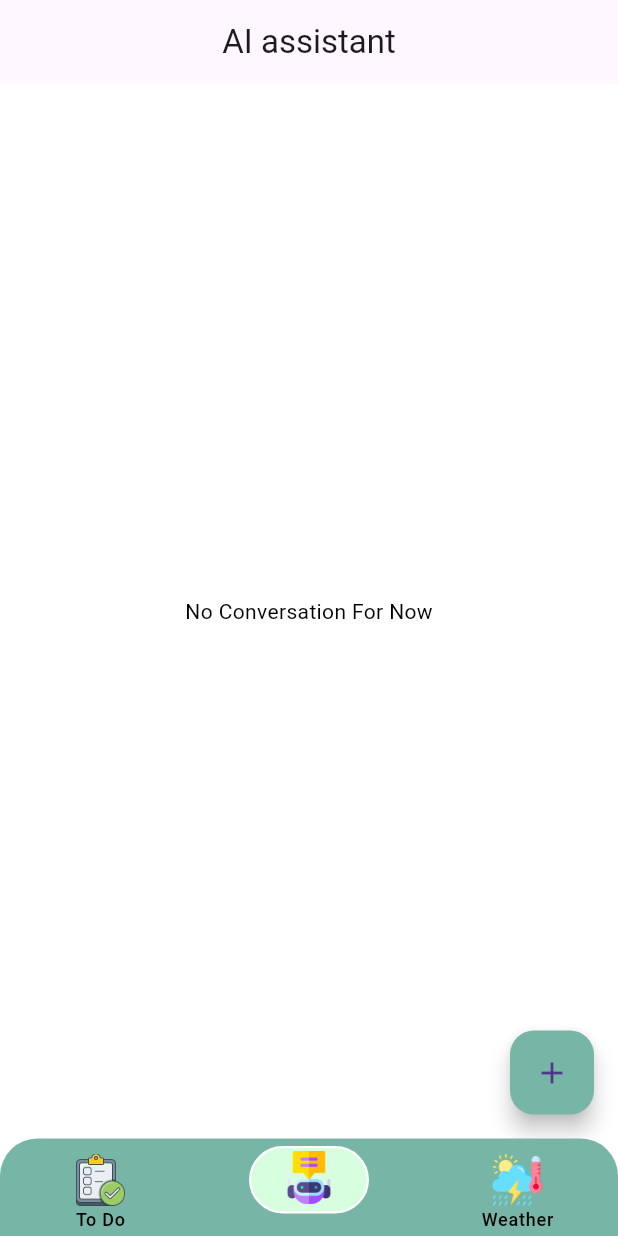
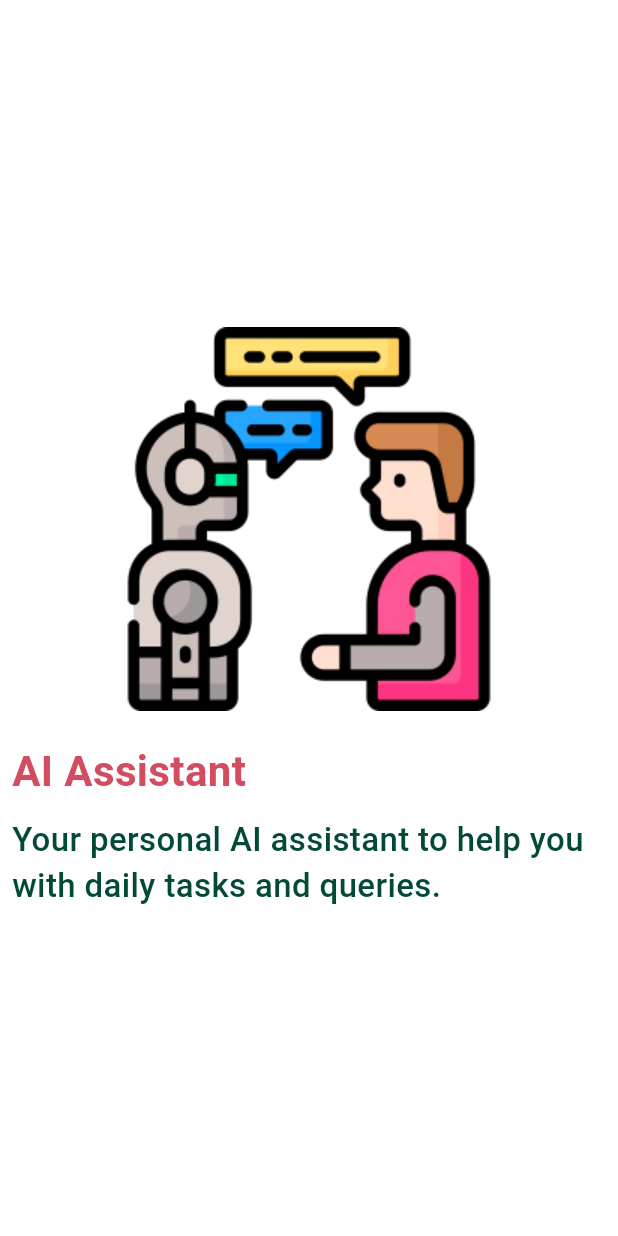
Before and after one commit to mahmoudFawzee/ai_assistant_app, a Flutter app: the screen it shows after launch, on a phone screen of 412 x 824 dp. Run offline on Flutter 3.47's test engine with Material 3 defaults, Android fonts, the phone set to English and light mode, and no system bars; our stand-ins replace awesome_dialog, equatable, flutter_bloc, geolocator, go_router, shared_preferences and 1 more; accounts and stored records are empty; generated files the repository leaves out were written again.

Commit message:
finish onboarding screen

```diff
--- /dev/null
+++ b/lib/app/constants/on_boarding.dart
@@ -0,0 +1,29 @@
+import 'package:ai_assistant_app/domain/models/on_boarding/on_boarding.dart';
+import 'package:ai_assistant_app/view/resources/images_manger.dart';
+
+const onBoarding = [
+  OnBoardingObject(
+    onBoarding: OnBoarding(
+      image: ImagesManger.onBoardingAiAssistant,
+      title: 'AI Assistant',
+      description:
+          'Your personal AI assistant to help you with daily tasks and queries.',
+    ),
+  ),
+  OnBoardingObject(
+    onBoarding: OnBoarding(
+      image: ImagesManger.onBoardingToDo,
+      title: 'Stay Organized',
+      description:
+          'Manage your tasks and to-do lists efficiently with our AI assistant.',
+    ),
+  ),
+  OnBoardingObject(
+    onBoarding: OnBoarding(
+      image: ImagesManger.onBoardingWeather,
+      title: 'Be Prepared',
+      description:
+          'Get the latest weather updates and forecasts to plan your day.',
+    ),
+  ),
+];
--- a/lib/data/services/tasks/calender_service.dart
+++ b/lib/data/services/tasks/calender_service.dart
@@ -1,4 +1,4 @@
-import 'package:ai_assistant_app/domain/models/tasks/week.dart';
+import 'package:ai_assistant_app/domain/models/calender/week.dart';
 
 final class CalenderService {
   int getMonthDays({
--- /dev/null
+++ b/lib/domain/models/on_boarding/on_boarding.dart
@@ -0,0 +1,19 @@
+final class OnBoarding {
+
+  final String title;
+  final String description;
+  final String image;
+  const OnBoarding({
+
+    required this.title,
+    required this.description,
+    required this.image,
+  });
+}
+
+final class OnBoardingObject {
+  final OnBoarding onBoarding;
+  const OnBoardingObject({
+    required this.onBoarding,
+  });
+}
--- a/lib/view/resources/images_manger.dart
+++ b/lib/view/resources/images_manger.dart
@@ -2,6 +2,7 @@ final class ImagesManger {
   static const _base = 'assets/images';
   static const _categories = '$_base/categories';
   static const _weather = '$_base/weather icons';
+  static const _onBoarding = '$_base/on_boarding';
   static const splashImage = '$_base/assistant.png';
   static const weatherImage = '$_base/weather.png';
   static const todoImage = '$_base/todo.png';
@@ -11,8 +12,10 @@ final class ImagesManger {
   static const funCategory = '$_categories/entertainment.png';
   static const workCategory = '$_categories/work.png';
   static const allCategories = '$_categories/all.png';
+  static const onBoardingAiAssistant = '$_onBoarding/virtual-assistant.png';
+  static const onBoardingToDo = '$_onBoarding/work-order.png';
+  static const onBoardingWeather = '$_onBoarding/weather-news.png';
   static String handleWeatherIconUrl(String url) {
-
     //open weather icon url form https://openweathermap.org/img/w/11n.png
     final imgName = url.substring(32);
     return '$_weather/$imgName';
--- a/lib/view/routes/router.dart
+++ b/lib/view/routes/router.dart
@@ -11,7 +11,7 @@ import 'package:ai_assistant_app/view/screens/home/ai_assistant/conversations/co
 import 'package:ai_assistant_app/view/screens/home/tasks/create/new_task.dart';
 import 'package:ai_assistant_app/view/screens/home/tasks/show/todo_page.dart';
 import 'package:ai_assistant_app/view/screens/home/weather/weather_page.dart';
-import 'package:ai_assistant_app/view/screens/start/on_boarding_screen.dart';
+import 'package:ai_assistant_app/view/screens/start/on_boarding/on_boarding_screen.dart';
 import 'package:ai_assistant_app/view/screens/start/splash_screen.dart';
 import 'package:flutter/material.dart';
 import 'package:flutter_bloc/flutter_bloc.dart';
--- /dev/null
+++ b/lib/view/screens/start/on_boarding/on_boarding_screen.dart
@@ -0,0 +1,104 @@
+import 'package:ai_assistant_app/app/constants/on_boarding.dart';
+import 'package:ai_assistant_app/domain/models/on_boarding/on_boarding.dart';
+import 'package:ai_assistant_app/view/screens/home/ai_assistant/conversations/conversations_page.dart';
+import 'package:ai_assistant_app/view/theme/color_manger.dart';
+import 'package:flutter/material.dart';
+import 'package:go_router/go_router.dart';
+
+class OnBoardingScreen extends StatefulWidget {
+  const OnBoardingScreen({super.key});
+  static const pageRoute = '/on_boarding_screen';
+
+  @override
+  State<OnBoardingScreen> createState() => _OnBoardingScreenState();
+}
+
+class _OnBoardingScreenState extends State<OnBoardingScreen> {
+  final _pageController = PageController();
+
+  @override
+  void dispose() {
+    _pageController.dispose();
+    super.dispose();
+  }
+
+  @override
+  Widget build(BuildContext context) {
+    return Scaffold(
+      body: PageView(
+        scrollDirection: Axis.horizontal,
+        controller: _pageController,
+        children: List.generate(onBoarding.length, (index) {
+          return OnBoardingItem(
+            isLastPage: index == onBoarding.length - 1,
+            pageContent: onBoarding[index],
+          );
+        }),
+      ),
+    );
+  }
+}
+
+class OnBoardingItem extends StatelessWidget {
+  const OnBoardingItem({
+    super.key,
+    required this.isLastPage,
+    required this.pageContent,
+  });
+
+  final OnBoardingObject pageContent;
+  final bool isLastPage;
+
+  @override
+  Widget build(BuildContext context) {
+    return Padding(
+      padding: const EdgeInsets.all(8.0),
+      child: Column(
+        mainAxisAlignment: MainAxisAlignment.spaceAround,
+        children: [
+          Column(
+            children: [
+              Image.asset(pageContent.onBoarding.image),
+              const SizedBox(height: 20),
+              Align(
+                alignment: Alignment.centerLeft,
+                child: Text(
+                  pageContent.onBoarding.title,
+                  style: const TextStyle(
+                    fontSize: 28,
+                    fontWeight: FontWeight.w600,
+                    color: ColorsManger.onBoardingTitle,
+                  ),
+                ),
+              ),
+              const SizedBox(height: 10),
+              Text(
+                pageContent.onBoarding.description,
+                style: const TextStyle(
+                  fontSize: 22,
+                  fontWeight: FontWeight.w500,
+                  color: ColorsManger.onBoardingDescription,
+                ),
+              ),
+            ],
+          ),
+          if (isLastPage)
+            Column(
+              mainAxisAlignment: MainAxisAlignment.spaceBetween,
+              children: [
+                const SizedBox(
+                  height: 20,
+                ),
+                ElevatedButton(
+                  onPressed: () {
+                    context.go(ConversationsScreen.pageRoute);
+                  },
+                  child: const Text('Get Started'),
+                ),
+              ],
+            )
+        ],
+      ),
+    );
+  }
+}
--- a/lib/view/screens/start/on_boarding_screen.dart
+++ /dev/null
@@ -1,10 +0,0 @@
-import 'package:flutter/material.dart';
-
-class OnBoardingScreen extends StatelessWidget {
-  const OnBoardingScreen({super.key});
-  static const pageRoute = '/on_boarding_screen';
-  @override
-  Widget build(BuildContext context) {
-    return const Scaffold();
-  }
-}
--- a/lib/view/screens/start/splash_screen.dart
+++ b/lib/view/screens/start/splash_screen.dart
@@ -1,6 +1,6 @@
 import 'package:ai_assistant_app/view/resources/images_manger.dart';
 import 'package:ai_assistant_app/view/resources/responsiveness_manger.dart';
-import 'package:ai_assistant_app/view/screens/home/ai_assistant/conversations/conversations_page.dart';
+import 'package:ai_assistant_app/view/screens/start/on_boarding/on_boarding_screen.dart';
 import 'package:ai_assistant_app/view/theme/color_manger.dart';
 import 'package:go_router/go_router.dart';
 import 'package:flutter/material.dart';
@@ -22,7 +22,7 @@ class _SplashScreenState extends State<SplashScreen> {
       ),
       () {
         // ignore: use_build_context_synchronously
-        context.go(ConversationsScreen.pageRoute);
+        context.go(OnBoardingScreen.pageRoute);
       },
     );
   }
--- a/lib/view/theme/color_manger.dart
+++ b/lib/view/theme/color_manger.dart
@@ -8,6 +8,8 @@ final class ColorsManger {
   static const aiMessageColor = Color(0xffD7FFDF);
   static const myMessageColor = Color(0xff77B5A6);
   static const blue = Color.fromARGB(255, 0, 132, 99);
+  static const onBoardingTitle = Color.fromARGB(255, 210, 77, 97);
+  static const onBoardingDescription = Color.fromARGB(255, 2, 73, 55);
   static const funColor = Color(0xffF7E74A);
   static const familyColor = Color(0xffC4EDDE);
   static const workColor = Color(0xffFDD2BF);
--- a/lib/view/widgets/calender/calender_cubit/calender_cubit.dart
+++ b/lib/view/widgets/calender/calender_cubit/calender_cubit.dart
@@ -1,6 +1,6 @@
 import 'dart:developer';
 
-import 'package:ai_assistant_app/domain/models/tasks/week.dart';
+import 'package:ai_assistant_app/domain/models/calender/week.dart';
 import 'package:ai_assistant_app/data/services/tasks/calender_service.dart';
 import 'package:flutter_bloc/flutter_bloc.dart';
 import 'package:equatable/equatable.dart';
--- a/lib/view/widgets/calender/custom_calender.dart
+++ b/lib/view/widgets/calender/custom_calender.dart
@@ -1,4 +1,4 @@
-import 'package:ai_assistant_app/domain/models/tasks/week.dart';
+import 'package:ai_assistant_app/domain/models/calender/week.dart';
 import 'package:ai_assistant_app/view/widgets/calender/calender_cubit/calender_cubit.dart';
 import 'package:ai_assistant_app/view/theme/color_manger.dart';
 import 'package:ai_assistant_app/view/widgets/calender/custom_day.dart';
--- a/lib/view/widgets/calender/custom_day.dart
+++ b/lib/view/widgets/calender/custom_day.dart
@@ -1,4 +1,4 @@
-import 'package:ai_assistant_app/domain/models/tasks/week.dart';
+import 'package:ai_assistant_app/domain/models/calender/week.dart';
 import 'package:ai_assistant_app/view/widgets/calender/day_decorator_cubit/day_decorator_cubit.dart';
 import 'package:ai_assistant_app/view/theme/color_manger.dart';
 import 'package:flutter/material.dart';
--- a/pubspec.yaml
+++ b/pubspec.yaml
@@ -79,6 +79,7 @@ flutter:
     - assets/images/
     - assets/images/categories/
     - assets/images/weather icons/
+    - assets/images/on_boarding/
 
   # An image asset can refer to one or more resolution-specific "variants", see
   # https://flutter.dev/assets-and-images/#resolution-aware
```
Also changed, not shown: assets/images/on_boarding/virtual-assistant.png (added), assets/images/on_boarding/weather-news.png (added), assets/images/on_boarding/work-order.png (added), lib/domain/models/calender/week.dart (renamed from lib/domain/models/tasks/week.dart).
